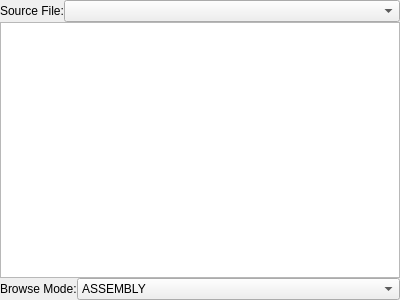
First picture: the form in debugger/codebrowserdockwidget.ui, repository christopherpow/nesicide, before the edit.
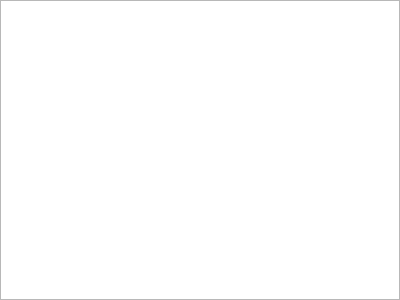
Second picture: the form after the edit.

Commit message: adding support for setting breakpoints and markers to code editor windows; removing source browser support from code browser

Diff of the .ui file:
```diff
--- a/debugger/codebrowserdockwidget.ui
+++ b/debugger/codebrowserdockwidget.ui
@@ -22,20 +22,6 @@
      <number>0</number>
     </property>
     <item row="0" column="0">
-     <layout class="QFormLayout" name="sourcePicker">
-      <item row="0" column="0">
-       <widget class="QLabel" name="label_2">
-        <property name="text">
-         <string>Source File:</string>
-        </property>
-       </widget>
-      </item>
-      <item row="0" column="1">
-       <widget class="QComboBox" name="sourceFiles"/>
-      </item>
-     </layout>
-    </item>
-    <item row="1" column="0">
      <widget class="QTableView" name="tableView">
       <property name="sizePolicy">
        <sizepolicy hsizetype="Expanding" vsizetype="Expanding">
@@ -105,34 +91,6 @@
       </attribute>
      </widget>
     </item>
-    <item row="2" column="0">
-     <layout class="QFormLayout" name="formLayout">
-      <property name="fieldGrowthPolicy">
-       <enum>QFormLayout::AllNonFixedFieldsGrow</enum>
-      </property>
-      <item row="0" column="0">
-       <widget class="QLabel" name="label">
-        <property name="text">
-         <string>Browse Mode:</string>
-        </property>
-       </widget>
-      </item>
-      <item row="0" column="1">
-       <widget class="QComboBox" name="displayMode">
-        <item>
-         <property name="text">
-          <string>ASSEMBLY</string>
-         </property>
-        </item>
-        <item>
-         <property name="text">
-          <string>SOURCE</string>
-         </property>
-        </item>
-       </widget>
-      </item>
-     </layout>
-    </item>
    </layout>
   </widget>
   <action name="actionBreak_on_CPU_execution_here">
```
The commit also changes 35 other files.
